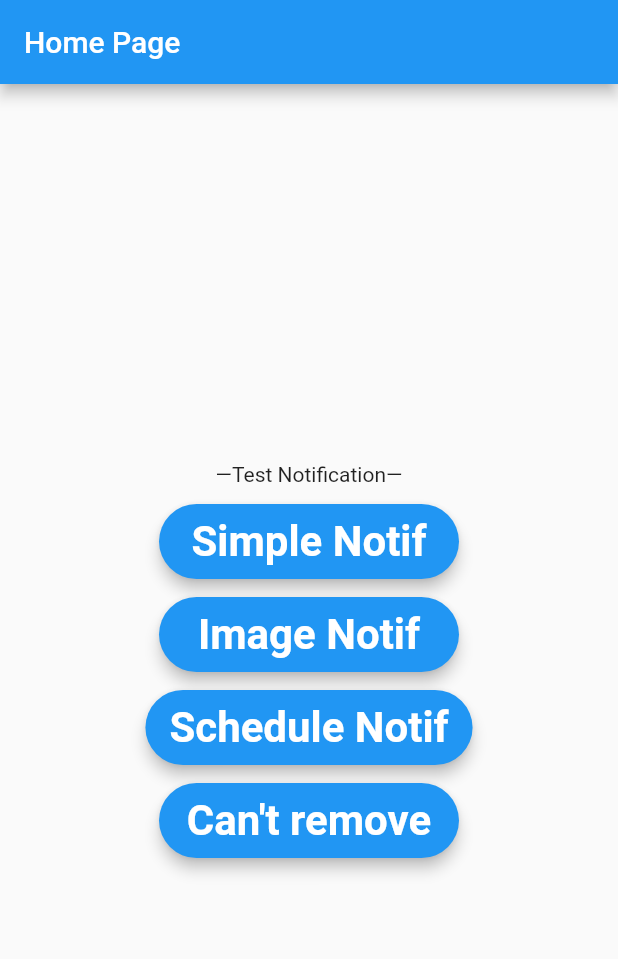
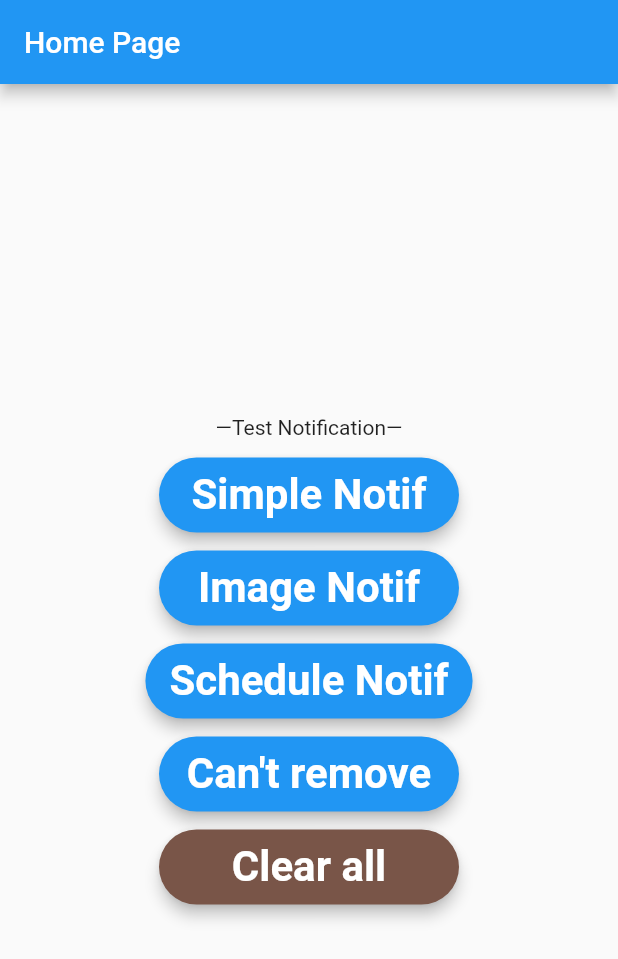
Before and after one commit to nbakh16/notification_test, a Flutter app: the screen it shows after launch, after a tap on "Image Notif", on a phone screen of 412 x 824 dp. Shown: the top 959 px of the screen. Run offline on Flutter 3.47's test engine with Material 2 defaults, Android fonts, the phone set to English and light mode, and no system bars; our stand-ins replace awesome_notifications, flutter_local_notifications, get, timezone; statements that could not run were skipped.

Commit message:
using Awesome_Notification package

```diff
--- /dev/null
+++ b/lib/bindings/bindings.dart
@@ -0,0 +1,11 @@
+import 'package:get/get.dart';
+
+import '../controllers/notification_controller.dart';
+
+class MyBindings extends Bindings {
+  @override
+  void dependencies() {
+    Get.put(NotificationController());
+  }
+
+}
--- /dev/null
+++ b/lib/controllers/notification_controller.dart
@@ -0,0 +1,89 @@
+import 'package:awesome_notifications/awesome_notifications.dart';
+import 'package:flutter/material.dart';
+import 'package:get/get.dart';
+
+class NotificationController extends GetxController{
+  static void initializeNotificationService(){
+    AwesomeNotifications().initialize(
+      null, //null uses app icon
+      [
+        NotificationChannel(
+          channelKey: "my_channelKey",
+          channelName: "my_channelName",
+          channelDescription: "my_channelDescription",
+          channelShowBadge: true,
+          defaultColor: Colors.deepPurple,
+          enableLights: true,
+          enableVibration: true,
+          importance: NotificationImportance.Max
+        ),
+      ]
+    );
+  }
+
+  Future<void> sendBasicNotification() async {
+    AwesomeNotifications().createNotification(content: NotificationContent(
+      id: 0,
+      channelKey: "my_channelKey",
+      title: "basic title",
+      body: "basic body ${Emojis.smile_alien}"
+    ));
+  }
+
+  Future<void> sendImageNotification() async {
+    AwesomeNotifications().createNotification(content: NotificationContent(
+      id: 1,
+      channelKey: "my_channelKey",
+      title: "basic title",
+      body: "Image notification ${Emojis.smile_alien}",
+      notificationLayout: NotificationLayout.BigPicture,
+      bigPicture: "https://images.pexels.com/photos/219692/pexels-photo-219692.jpeg"
+    ));
+  }
+
+  Future<void> sendScheduledNotification(String body, int time) async {
+    AwesomeNotifications().createNotification(content: NotificationContent(
+      id: 2,
+      channelKey: "my_channelKey",
+      title: "basic title",
+      body: body,
+    ),
+
+    schedule: NotificationInterval(
+      interval: time,
+      repeats: false,
+      timeZone: await AwesomeNotifications().getLocalTimeZoneIdentifier()
+
+    )
+    );
+  }
+
+  Future<void> clearAllNotifications() async {
+    await AwesomeNotifications().cancelAll();
+  }
+
+  @override
+  void onInit() {
+    super.onInit();
+
+    //request to show notifications
+    AwesomeNotifications().isNotificationAllowed().then((isAllowed){
+      if(!isAllowed){
+        ///TODO: show dialog for better ux
+
+        AwesomeNotifications().requestPermissionToSendNotifications();
+      }
+    }
+    );
+    //
+    // //listen to different actions
+    // AwesomeNotifications()
+    //     .actionStream
+    //     .listen((ReceivedNotification receievedNotification){
+    //
+    //
+    // }
+    // );
+  }
+
+}
--- a/lib/main.dart
+++ b/lib/main.dart
@@ -2,7 +2,12 @@ import 'package:flutter/material.dart';
 import 'package:notif_test/view/home_page_view.dart';
 import 'package:get/get.dart';
 
+import 'bindings/bindings.dart';
+import 'controllers/notification_controller.dart';
+
 void main() {
+  WidgetsFlutterBinding.ensureInitialized();
+  NotificationController.initializeNotificationService();
   runApp(const MyApp());
 }
 
@@ -13,6 +18,7 @@ class MyApp extends StatelessWidget {
   @override
   Widget build(BuildContext context) {
     return GetMaterialApp(
+      initialBinding: MyBindings(),
       title: "Flutter Demo",
       theme: ThemeData(
         primarySwatch: Colors.blue,
--- a/lib/view/home_page_view.dart
+++ b/lib/view/home_page_view.dart
@@ -1,6 +1,9 @@
+import 'package:awesome_notifications/awesome_notifications.dart';
 import 'package:flutter/material.dart';
 import 'package:notif_test/services/notification_service.dart';
 import 'package:get/get.dart';
+
+import '../controllers/notification_controller.dart';
 
 class HomePage extends StatefulWidget {
   HomePage({Key? key}) : super(key: key);
@@ -34,9 +37,10 @@ class _HomePageState extends State<HomePage> {
             SizedBox(height: 12,),
             ElevatedButton(
               onPressed: () {
-                myNotification.sendNotification("Notif title", "Lorem ipsum dolor sit amet, consectetur adipiscing elit, sed do eiusmod tempor incididunt ut labore et dolore magna aliqua. Ut enim ad minim veniam, quis nostrud exercitation ullamco laboris nisi ut aliquip ex ea commodo consequat. Duis aute irure dolor in reprehenderit in voluptate velit esse cillum dolore eu fugiat nulla pariatur."
-                    "\n1\n2\n3\n4\n5\n6");
-                // myNotification.showOngoingNotification();
+                // myNotification.sendNotification("Notif title", "Lorem ipsum dolor sit amet, consectetur adipiscing elit, sed do eiusmod tempor incididunt ut labore et dolore magna aliqua. Ut enim ad minim veniam, quis nostrud exercitation ullamco laboris nisi ut aliquip ex ea commodo consequat. Duis aute irure dolor in reprehenderit in voluptate velit esse cillum dolore eu fugiat nulla pariatur."
+                //     "\n1\n2\n3\n4\n5\n6");
+
+                Get.find<NotificationController>().sendBasicNotification();
               },
               style: ElevatedButton.styleFrom(
                   elevation: 4,
@@ -48,10 +52,13 @@ class _HomePageState extends State<HomePage> {
               ),
               child: const Text("Simple Notif"),
             ),
+
             SizedBox(height: 12,),
             ElevatedButton(
               onPressed: () {
-                myNotification.imageNotification("Image title", "body text", "logo");
+                // myNotification.imageNotification("Image title", "body text", "logo");
+
+                Get.find<NotificationController>().sendImageNotification();
               },
               style: ElevatedButton.styleFrom(
                   elevation: 4,
@@ -63,6 +70,7 @@ class _HomePageState extends State<HomePage> {
               ),
               child: const Text("Image Notif"),
             ),
+
             SizedBox(height: 12,),
             ElevatedButton(
               onPressed: () {
@@ -82,12 +90,15 @@ class _HomePageState extends State<HomePage> {
                     textConfirm: "Set",
                     confirmTextColor: Colors.white,
                     onConfirm: (){
-                      myNotification.scheduleNotification("Notif title",
-                          "Showing notification after $schTime seconds", schTime);
+                      // myNotification.scheduleNotification("Notif title",
+                      //     "Showing notification after $schTime seconds", schTime);
+                      Get.find<NotificationController>().sendScheduledNotification(
+                        "Showing notification after $schTime seconds ${Emojis.time_alarm_clock}",
+                        schTime
+                      );
                       Get.back();
                     }
                 );
-                // myNotification.scheduleNotification("Notif title", "The body of scheduled", 6);
               },
               style: ElevatedButton.styleFrom(
                   elevation: 4,
@@ -99,6 +110,7 @@ class _HomePageState extends State<HomePage> {
               ),
               child: const Text("Schedule Notif"),
             ),
+
             SizedBox(height: 12,),
             ElevatedButton(
               onPressed: () {
@@ -114,6 +126,22 @@ class _HomePageState extends State<HomePage> {
               ),
               child: const Text("Can't remove"),
             ),
+
+            SizedBox(height: 12,),
+            ElevatedButton(
+              onPressed: () {
+                Get.find<NotificationController>().clearAllNotifications();
+              },
+              style: ElevatedButton.styleFrom(
+                  elevation: 4,
+                  minimumSize: const Size(200, 50),
+                  shape: RoundedRectangleBorder(borderRadius: BorderRadius.circular(26)),
+                  textStyle: const TextStyle(fontWeight: FontWeight.bold, fontSize: 28),
+                  backgroundColor: Colors.brown,
+                  foregroundColor: Colors.white
+              ),
+              child: const Text("Clear all"),
+            ),
           ],
         ),
       ),
--- a/pubspec.yaml
+++ b/pubspec.yaml
@@ -33,6 +33,7 @@ dependencies:
     sdk: flutter
 
   flutter_local_notifications: ^12.0.3+1
+  awesome_notifications: ^0.7.4+1
   get: ^4.6.5
 
 
```
Also changed, not shown: pubspec.lock, 1 other file.
